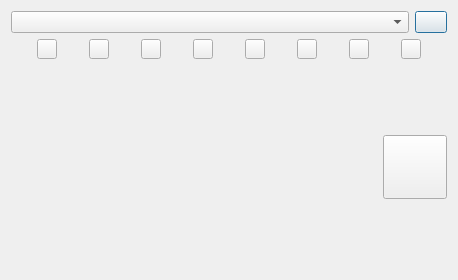
Qt form hardware/dialogcollarsim.ui (IvanTsantsarov/herdmind-simulator) before a commit.
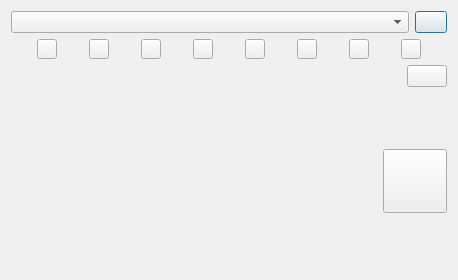
The same form after that commit. Icons and pictures are not drawn. Custom widgets are drawn as their Qt base class.

```diff
--- a/hardware/dialogcollarsim.ui
+++ b/hardware/dialogcollarsim.ui
@@ -266,6 +266,36 @@
        </item>
       </layout>
      </item>
+     <item>
+      <layout class="QHBoxLayout" name="horizontalLayout_4">
+       <item>
+        <spacer name="horizontalSpacer">
+         <property name="orientation">
+          <enum>Qt::Orientation::Horizontal</enum>
+         </property>
+         <property name="sizeHint" stdset="0">
+          <size>
+           <width>40</width>
+           <height>20</height>
+          </size>
+         </property>
+        </spacer>
+       </item>
+       <item>
+        <widget class="QPushButton" name="btnMain">
+         <property name="sizePolicy">
+          <sizepolicy hsizetype="Maximum" vsizetype="Maximum">
+           <horstretch>0</horstretch>
+           <verstretch>0</verstretch>
+          </sizepolicy>
+         </property>
+         <property name="text">
+          <string/>
+         </property>
+        </widget>
+       </item>
+      </layout>
+     </item>
      <item>
       <layout class="QHBoxLayout" name="horizontalLayout">
        <item>
```
